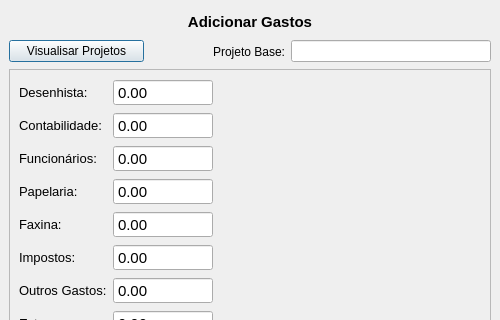
The window that screens/adicionar_gasto.ui (devfabri/Arquitetura-Pereira) describes before a commit, drawn with Qt 5; both pictures show x 0 to 500 and y 0 to 320 of the 500 by 500 pixel window.
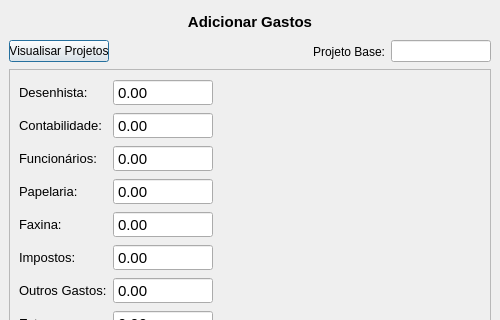
The same window after the commit.

The edit to the form file:
```diff
--- a/screens/adicionar_gasto.ui
+++ b/screens/adicionar_gasto.ui
@@ -103,6 +103,12 @@
       </property>
       <item>
        <widget class="QPushButton" name="visualisar">
+        <property name="maximumSize">
+         <size>
+          <width>100</width>
+          <height>16777215</height>
+         </size>
+        </property>
         <property name="cursor">
          <cursorShape>PointingHandCursor</cursorShape>
         </property>
@@ -111,8 +117,27 @@
         </property>
        </widget>
       </item>
+      <item>
+       <spacer name="horizontalSpacer">
+        <property name="orientation">
+         <enum>Qt::Horizontal</enum>
+        </property>
+        <property name="sizeHint" stdset="0">
+         <size>
+          <width>40</width>
+          <height>20</height>
+         </size>
+        </property>
+       </spacer>
+      </item>
       <item>
        <widget class="QLabel" name="label_4">
+        <property name="maximumSize">
+         <size>
+          <width>100</width>
+          <height>16777215</height>
+         </size>
+        </property>
         <property name="text">
          <string>Projeto Base:</string>
         </property>
@@ -125,12 +150,15 @@
        <widget class="QLineEdit" name="id_projeto">
         <property name="maximumSize">
          <size>
-          <width>200</width>
+          <width>100</width>
           <height>16777215</height>
          </size>
         </property>
         <property name="alignment">
-         <set>Qt::AlignCenter</set>
+         <set>Qt::AlignLeading|Qt::AlignLeft|Qt::AlignVCenter</set>
+        </property>
+        <property name="clearButtonEnabled">
+         <bool>true</bool>
         </property>
        </widget>
       </item>
```
